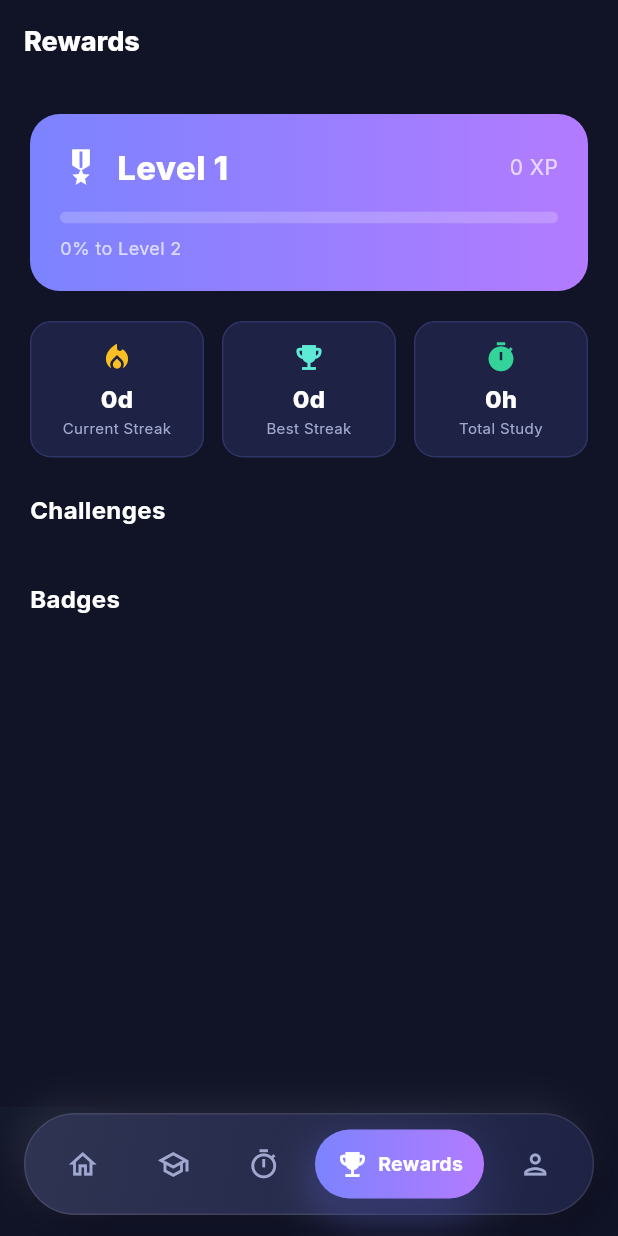
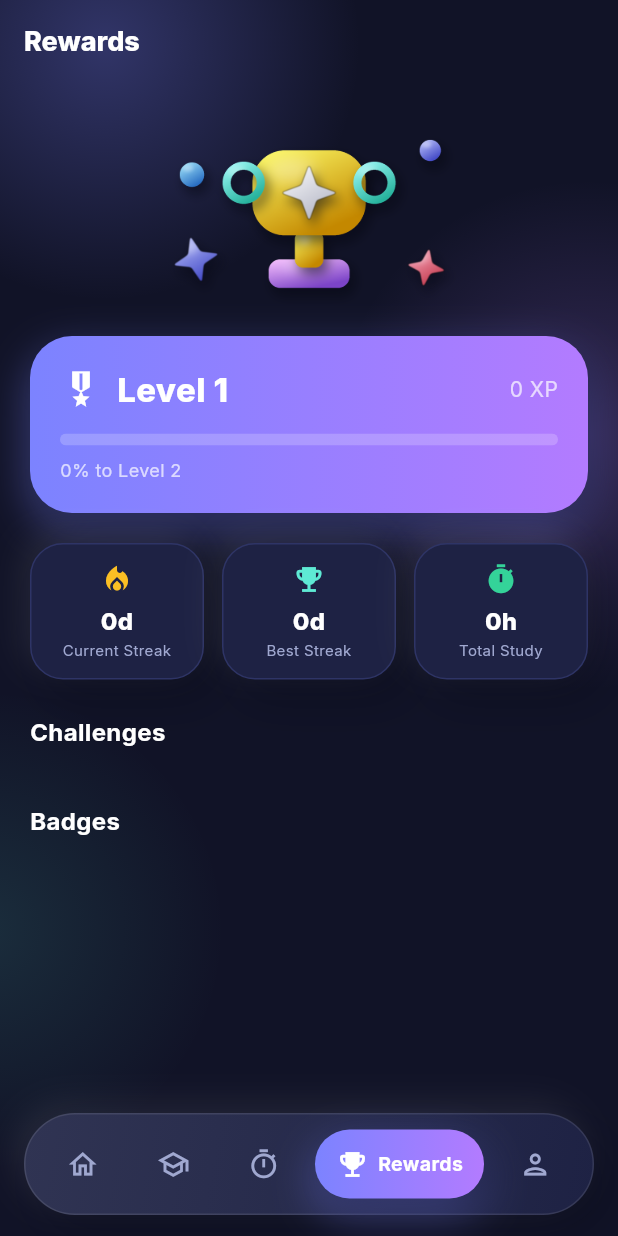
Before and after one commit to M-Tulaib-Kh/AI_StudyTool_Face_detection, a Flutter app: the RewardsScreen screen opened by its route, on a phone screen of 412 x 824 dp. Run offline on Flutter 3.47's test engine with Material 3 defaults, Android fonts, the phone set to English and light mode, and no system bars; drawn by our look-alikes of flutter_animate; our stand-ins replace camera, connectivity_plus, device_info_plus, dio, file_picker, fl_chart and 13 more; missing offline and left inert: google_mlkit_face_detection, syncfusion_flutter_pdfviewer; accounts and stored records are empty; network calls fail; statements that could not run were skipped.

Commit message:
feat(ui): clay illustrations and hero banners (login, rewards, home, empty states)

```diff
--- a/lib/features/student/screens/rewards_screen.dart
+++ b/lib/features/student/screens/rewards_screen.dart
@@ -14,22 +14,29 @@ class RewardsScreen extends ConsumerWidget {
     final game = ref.watch(gameProvider);
     final session = ref.watch(sessionProvider);
 
-    if (game == null) return const Scaffold(backgroundColor: Color(0xFF060E1A),
+    if (game == null) return const ClayScaffold(backgroundColor: Color(0xFF060E1A),
       body: Padding(padding: EdgeInsets.all(16), child: ShimmerList(count: 5)));
 
-    return Scaffold(
-      backgroundColor: AppColors.darkBackground,
-      appBar: AppBar(backgroundColor: AppColors.darkBackground, elevation: 0,
+    return ClayScaffold(
+      backgroundColor: Colors.transparent,
+      appBar: AppBar(backgroundColor: Colors.transparent, elevation: 0,
         title: const Text('Rewards', style: TextStyle(color: Colors.white, fontWeight: FontWeight.w800))),
       body: SingleChildScrollView(
         padding: const EdgeInsets.all(20),
         child: Column(crossAxisAlignment: CrossAxisAlignment.start, children: [
+          Center(
+            child: Image.asset('assets/images/hero_rewards.png',
+                height: 140,
+                errorBuilder: (_, __, ___) => const SizedBox(height: 140)),
+          ),
+          const SizedBox(height: 8),
           // Level card
           Container(
             padding: const EdgeInsets.all(20),
             decoration: BoxDecoration(
               gradient: const LinearGradient(colors: [AppColors.primary, AppColors.gradientEnd]),
-              borderRadius: BorderRadius.circular(20)),
+              boxShadow: AppShadows.glow(AppColors.primary),
+              borderRadius: BorderRadius.circular(28)),
             child: Column(crossAxisAlignment: CrossAxisAlignment.start, children: [
               Row(children: [
                 const Icon(Icons.military_tech, color: Colors.white, size: 28),
@@ -63,9 +70,9 @@ class RewardsScreen extends ConsumerWidget {
           ...game.challenges.map((c) => Container(
             margin: const EdgeInsets.only(bottom: 12),
             padding: const EdgeInsets.all(14),
-            decoration: BoxDecoration(
+            decoration: BoxDecoration(boxShadow: AppShadows.clay,
               color: c.completed ? AppColors.success.withValues(alpha: 0.1) : AppColors.darkCard,
-              borderRadius: BorderRadius.circular(14),
+              borderRadius: BorderRadius.circular(22),
               border: Border.all(color: c.completed ? AppColors.success.withValues(alpha: 0.3) : AppColors.darkBorder)),
             child: Column(crossAxisAlignment: CrossAxisAlignment.start, children: [
               Row(children: [
@@ -94,9 +101,9 @@ class RewardsScreen extends ConsumerWidget {
             crossAxisCount: 2, crossAxisSpacing: 12, mainAxisSpacing: 12, childAspectRatio: 1.5,
             children: game.badges.map((b) => Container(
               padding: const EdgeInsets.all(14),
-              decoration: BoxDecoration(
+              decoration: BoxDecoration(boxShadow: AppShadows.clay,
                 color: b.unlocked ? AppColors.primary.withValues(alpha: 0.1) : AppColors.darkCard,
-                borderRadius: BorderRadius.circular(14),
+                borderRadius: BorderRadius.circular(22),
                 border: Border.all(color: b.unlocked ? AppColors.primary.withValues(alpha: 0.4) : AppColors.darkBorder)),
               child: Row(children: [
                 Container(width: 40, height: 40,
@@ -139,7 +146,7 @@ class _StatBox extends StatelessWidget {
   @override
   Widget build(BuildContext context) => Expanded(child: Container(
     padding: const EdgeInsets.all(12),
-    decoration: BoxDecoration(color: AppColors.darkCard, borderRadius: BorderRadius.circular(14),
+    decoration: BoxDecoration(boxShadow: AppShadows.clay, color: AppColors.darkCard, borderRadius: BorderRadius.circular(22),
       border: Border.all(color: AppColors.darkBorder)),
     child: Column(children: [
       Icon(icon, color: color, size: 22),
```
Also changed, not shown: lib/features/auth/screens/login_screen.dart (+7 -8 lines), lib/shared/widgets/empty_state.dart (+11 -5 lines), lib/shared/widgets/hero_banner.dart (added, +81 -0 lines), assets/images/empty_state.png (added), assets/images/hero_ai.png (added), assets/images/hero_login.png (added), assets/images/hero_rewards.png (added), assets/images/hero_study.png (added).
